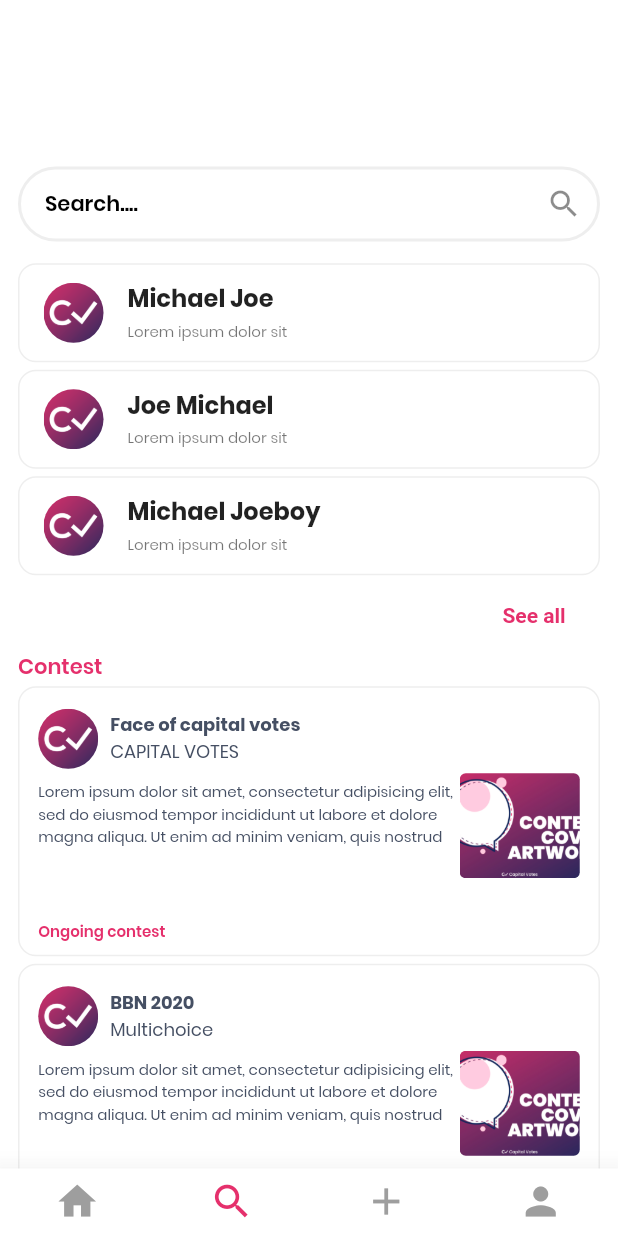
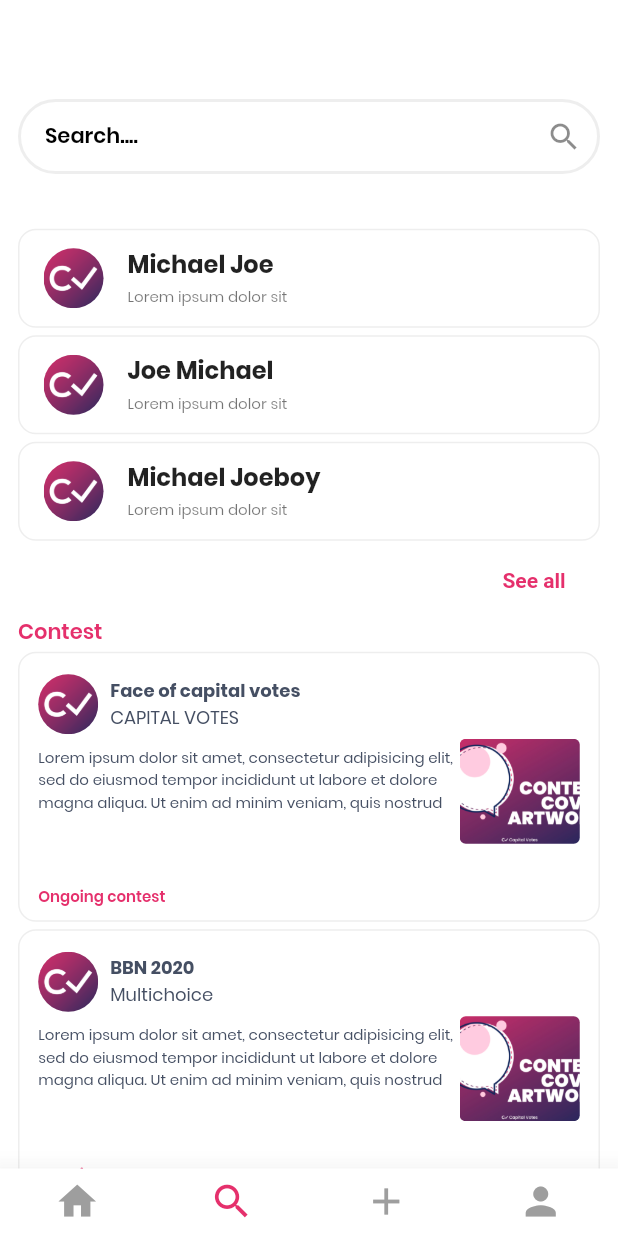
Before and after one commit to Toluwalope-Coast/capitalvotes, a Flutter app: the screen it shows after launch, item 2 of the bottom bar chosen, on a phone screen of 412 x 824 dp. Run offline on Flutter 3.47's test engine with Material 2 defaults, Android fonts, the phone set to English and light mode, and no system bars; our stand-ins replace firebase_auth, flutter_image_compress, flutter_spinkit, google_sign_in, image_cropper, image_picker; missing offline and left inert: flutter_country_picker, flutter_facebook_login; accounts and stored records are empty.

Commit message:
edited search bar

```diff
--- a/lib/pages/search.dart
+++ b/lib/pages/search.dart
@@ -63,12 +63,13 @@ class _SearchState extends State<Search> {
         elevation: 0.0,
       ),
       body: ListView(
-        padding: EdgeInsets.fromLTRB(12.0, 55.0, 12.0, 12.0),
+        padding: EdgeInsets.fromLTRB(12.0, 10.0, 12.0, 12.0),
         physics: BouncingScrollPhysics(),
         children: <Widget>[
 //          SEARCH BAR
           Container(
-            margin: EdgeInsets.only(bottom: 12.0),
+            margin: EdgeInsets.only(bottom: 24.0),
+            height: 60.0,
             child: TextField(
               controller: searchFieldController,
               style: TextStyle(fontSize: 14.0, fontWeight: FontWeight.w600),
```
